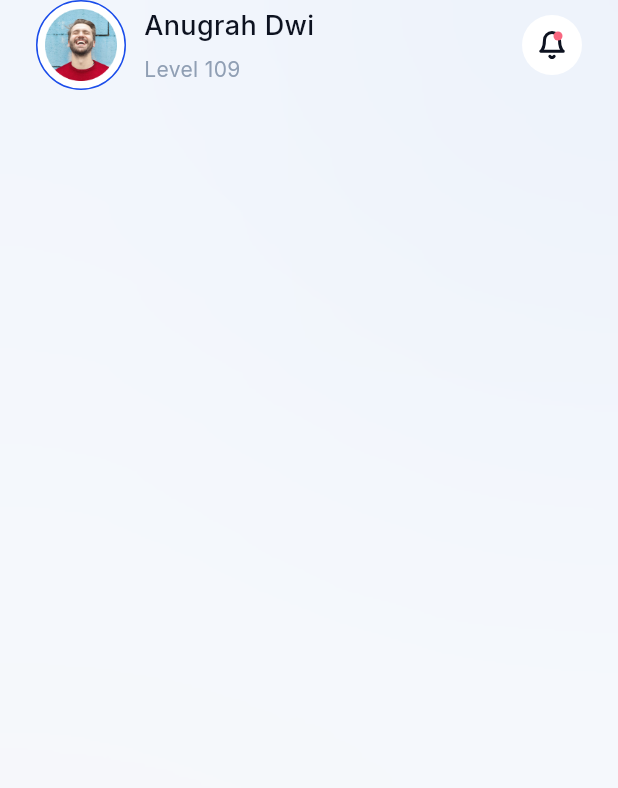
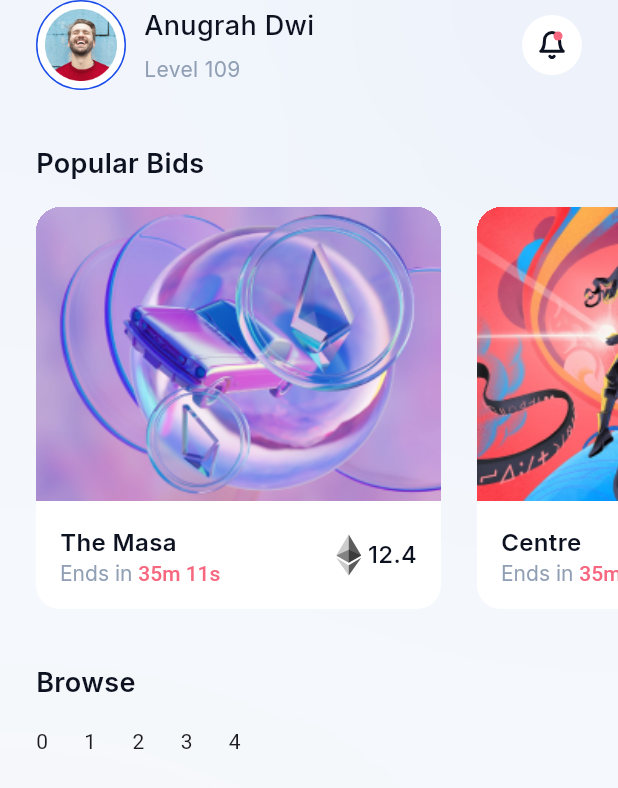
Before and after one commit to codeuga/nft_market, a Flutter app: the DiscoverPage widget shown alone on an empty page, opened directly, on a phone screen of 412 x 824 dp. Shown: the top 788 px of the screen. Run offline on Flutter 3.47's test engine with Material 3 defaults, Android fonts, the phone set to English and light mode, and no system bars; our stand-ins replace flutter_svg, gap, google_fonts.

Commit message:
popular bids

```diff
--- a/lib/main.dart
+++ b/lib/main.dart
@@ -1,5 +1,5 @@
 import 'package:flutter/material.dart';
-import 'package:parkcar_app/presentation/pages/get_started_page.dart';
+import 'package:nft_market/presentation/pages/get_started_page.dart';
 
 void main() {
   runApp(const MyApp());
--- a/lib/presentation/pages/discover_page.dart
+++ b/lib/presentation/pages/discover_page.dart
@@ -1,6 +1,7 @@
 import 'package:flutter/material.dart';
-import 'package:parkcar_app/constants/color_constants.dart';
-import 'package:parkcar_app/presentation/widgets/page_widget.dart';
+import 'package:nft_market/constants/color_constants.dart';
+import 'package:nft_market/presentation/widgets/bid_tile_widget.dart';
+import 'package:nft_market/presentation/widgets/page_widget.dart';
 import 'package:gap/gap.dart';
 import 'package:google_fonts/google_fonts.dart';
 import 'package:flutter_svg/flutter_svg.dart';
@@ -13,7 +14,11 @@ class DiscoverPage extends StatelessWidget {
     return PageWidget(
       child: SingleChildScrollView(
         child: Column(
-          children: [_userInfo()],
+          children: [
+            _userInfo(),
+            _popularsBids(),
+            _browse(),
+          ],
         ),
       ),
     );
@@ -71,4 +76,70 @@ class DiscoverPage extends StatelessWidget {
           ],
         ),
       );
+
+  Widget _popularsBids() {
+    var bids = [
+      Bid(
+          image: "assets/image2.png",
+          title: "The Masa",
+          ends: "35m 11s",
+          price: "12.4"),
+      Bid(
+          image: "assets/image1.png",
+          title: "Centre",
+          ends: "35m 11s",
+          price: "12.4"),
+    ];
+    return Padding(
+      padding: EdgeInsets.only(top: 36),
+      child: _listTile(
+        title: "Popular Bids",
+        itemHeight: 268,
+        itemCount: bids.length,
+        itemBuilder: (context, index) => BidTileWidget(bid: bids[index]),
+      ),
+    );
+  }
+
+  Widget _browse() => Padding(
+        padding: EdgeInsets.only(top: 36),
+        child: _listTile(
+          title: "Browse",
+          itemHeight: 196,
+          itemBuilder: (context, index) => Text("$index"),
+        ),
+      );
+
+  Column _listTile(
+      {required String title,
+      required double itemHeight,
+      required NullableIndexedWidgetBuilder itemBuilder,
+      int itemCount = 5}) {
+    return Column(
+      crossAxisAlignment: CrossAxisAlignment.start,
+      children: [
+        Padding(
+          padding: const EdgeInsets.symmetric(horizontal: 24),
+          child: Text(
+            title,
+            style: GoogleFonts.inter(
+              fontWeight: FontWeight.w600,
+              fontSize: 18,
+              color: Color(0xff0D1220),
+            ),
+          ),
+        ),
+        Gap(16),
+        SizedBox(
+          height: itemHeight,
+          child: ListView.separated(
+              scrollDirection: Axis.horizontal,
+              padding: EdgeInsets.symmetric(horizontal: 24),
+              itemBuilder: itemBuilder,
+              separatorBuilder: (context, index) => Gap(24),
+              itemCount: itemCount),
+        )
+      ],
+    );
+  }
 }
--- a/lib/presentation/pages/get_started_page.dart
+++ b/lib/presentation/pages/get_started_page.dart
@@ -1,7 +1,7 @@
 import 'package:flutter/material.dart';
-import 'package:parkcar_app/presentation/pages/sign_up_page.dart';
-import 'package:parkcar_app/presentation/widgets/button_widget.dart';
-import 'package:parkcar_app/presentation/widgets/page_widget.dart';
+import 'package:nft_market/presentation/pages/sign_in_page.dart';
+import 'package:nft_market/presentation/widgets/button_widget.dart';
+import 'package:nft_market/presentation/widgets/page_widget.dart';
 import 'package:gap/gap.dart';
 import 'package:google_fonts/google_fonts.dart';
 
@@ -42,7 +42,7 @@ class GetStartedPage extends StatelessWidget {
               onPressed: () {
                 Navigator.of(context).pushReplacement(
                   MaterialPageRoute(
-                    builder: (context) => SignUpPage(),
+                    builder: (context) => SignInPage(),
                   ),
                 );
               },
--- /dev/null
+++ b/lib/presentation/widgets/bid_tile_widget.dart
@@ -0,0 +1,98 @@
+import 'package:flutter/material.dart';
+import 'package:google_fonts/google_fonts.dart';
+import 'package:flutter_svg/flutter_svg.dart';
+import 'package:gap/gap.dart';
+
+class Bid {
+  final String image;
+  final String title;
+  final String ends;
+  final String price;
+  Bid({
+    required this.image,
+    required this.title,
+    required this.ends,
+    required this.price,
+  });
+}
+
+class BidTileWidget extends StatelessWidget {
+  final Bid bid;
+  const BidTileWidget({super.key, required this.bid});
+
+  @override
+  Widget build(BuildContext context) {
+    return Container(
+      clipBehavior: Clip.hardEdge,
+      width: 270,
+      decoration: BoxDecoration(
+          color: Colors.white, borderRadius: BorderRadius.circular(16)),
+      child: Column(
+        mainAxisSize: MainAxisSize.max,
+        children: [
+          Expanded(
+            child: Container(
+              decoration: BoxDecoration(
+                image: DecorationImage(
+                    fit: BoxFit.cover, image: Image.asset(bid.image).image),
+              ),
+            ),
+          ),
+          Padding(
+            padding: EdgeInsets.all(16),
+            child: Row(
+              mainAxisAlignment: MainAxisAlignment.spaceBetween,
+              children: [
+                Column(
+                  crossAxisAlignment: CrossAxisAlignment.start,
+                  children: [
+                    Text(
+                      bid.title,
+                      style: GoogleFonts.inter(
+                        fontWeight: FontWeight.w600,
+                        fontSize: 16,
+                        color: Color(0xff0D1220),
+                      ),
+                    ),
+                    RichText(
+                      text: TextSpan(
+                        children: [
+                          TextSpan(text: "Ends in "),
+                          TextSpan(
+                            text: bid.ends,
+                            style: TextStyle(
+                              fontWeight: FontWeight.w500,
+                              color: Color(0xffF86780),
+                            ),
+                          ),
+                        ],
+                        style: GoogleFonts.inter(
+                          fontSize: 14,
+                          color: Color(0xff909FB4),
+                        ),
+                      ),
+                    ),
+                  ],
+                ),
+                Row(
+                  children: [
+                    SvgPicture.asset("assets/bid.svg"),
+                    Gap(4),
+                    Text(
+                      bid.price,
+                      style: GoogleFonts.inter(
+                        fontWeight: FontWeight.w500,
+                        fontSize: 16,
+                        color: Color(0xff0D1220),
+                      ),
+                    )
+                  ],
+                )
+              ],
+            ),
+          )
+        ],
+      ),
+    );
+  }
+}
--- a/lib/presentation/widgets/button_widget.dart
+++ b/lib/presentation/widgets/button_widget.dart
@@ -1,6 +1,6 @@
 import 'package:flutter/material.dart';
 import 'package:google_fonts/google_fonts.dart';
-import 'package:parkcar_app/constants/color_constants.dart';
+import 'package:nft_market/constants/color_constants.dart';
 
 class ButtonWidget extends StatelessWidget {
   final String text;
--- a/lib/presentation/widgets/input_widget.dart
+++ b/lib/presentation/widgets/input_widget.dart
@@ -1,7 +1,7 @@
 import 'package:flutter/material.dart';
 import 'package:google_fonts/google_fonts.dart';
 import 'package:gap/gap.dart';
-import 'package:parkcar_app/constants/color_constants.dart';
+import 'package:nft_market/constants/color_constants.dart';
 
 class InputWidget extends StatelessWidget {
   final String lable;
--- a/pubspec.yaml
+++ b/pubspec.yaml
@@ -1,4 +1,4 @@
-name: parkcar_app
+name: nft_market
 description: "A new Flutter project."
 # The following line prevents the package from being accidentally published to
 # pub.dev using `flutter pub publish`. This is preferred for private packages.
```
Also changed, not shown: lib/presentation/pages/sign_in_page.dart (+5 -5 lines), lib/presentation/pages/sign_up_page.dart (+4 -4 lines), assets/bid.svg (added), assets/image1.png (added), assets/image2.png (added), 18 other files.
